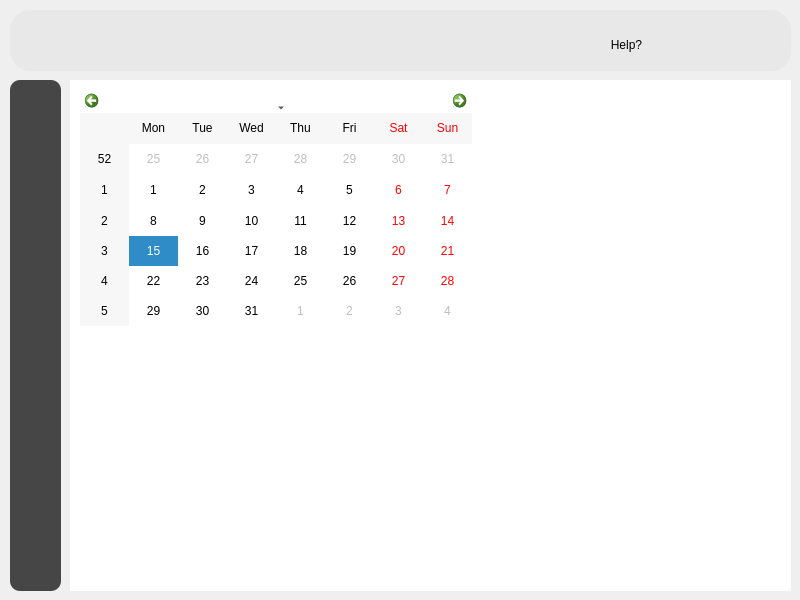
First picture: the form in ui/ReminderPage.ui, repository xbinh47/PTA_TungNam_DaiKhang, before the edit.
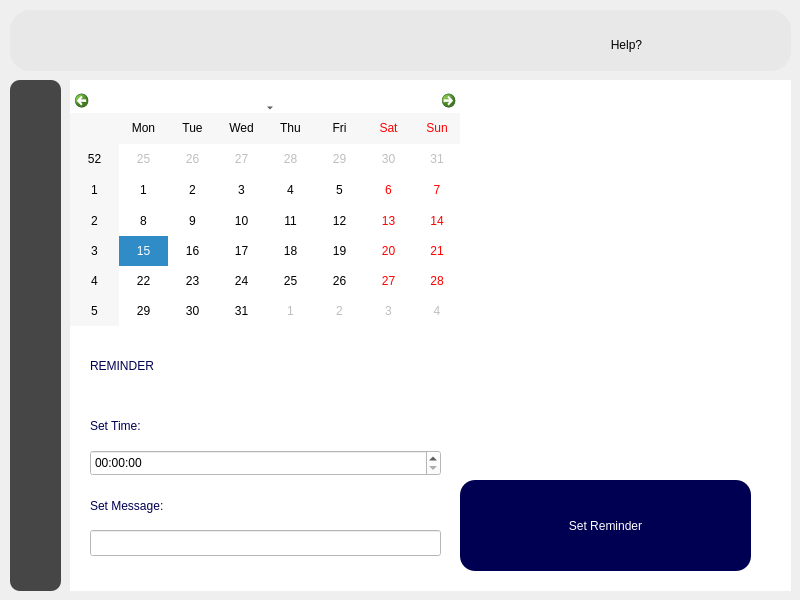
Second picture: the form after the edit. Icons and pictures are not drawn.

```diff
--- a/ui/ReminderPage.ui
+++ b/ui/ReminderPage.ui
@@ -298,13 +298,136 @@
     <widget class="QCalendarWidget" name="calendarWidget">
      <property name="geometry">
       <rect>
-       <x>10</x>
+       <x>0</x>
        <y>10</y>
-       <width>392</width>
+       <width>391</width>
        <height>236</height>
       </rect>
      </property>
     </widget>
+    <widget class="QWidget" name="SetReminder" native="true">
+     <property name="geometry">
+      <rect>
+       <x>10</x>
+       <y>260</y>
+       <width>381</width>
+       <height>241</height>
+      </rect>
+     </property>
+     <widget class="QLabel" name="label">
+      <property name="geometry">
+       <rect>
+        <x>10</x>
+        <y>10</y>
+        <width>111</width>
+        <height>31</height>
+       </rect>
+      </property>
+      <property name="styleSheet">
+       <string notr="true">font: 700 12pt &quot;Segoe UI&quot;;
+color:rgb(0, 0, 83);
+</string>
+      </property>
+      <property name="text">
+       <string>REMINDER</string>
+      </property>
+     </widget>
+     <widget class="QTimeEdit" name="timeEdit">
+      <property name="geometry">
+       <rect>
+        <x>10</x>
+        <y>110</y>
+        <width>351</width>
+        <height>26</height>
+       </rect>
+      </property>
+     </widget>
+     <widget class="QLineEdit" name="txtReminder">
+      <property name="geometry">
+       <rect>
+        <x>10</x>
+        <y>190</y>
+        <width>351</width>
+        <height>26</height>
+       </rect>
+      </property>
+     </widget>
+     <widget class="QLabel" name="label_4">
+      <property name="geometry">
+       <rect>
+        <x>10</x>
+        <y>70</y>
+        <width>111</width>
+        <height>31</height>
+       </rect>
+      </property>
+      <property name="styleSheet">
+       <string notr="true">font: 700 12pt &quot;Segoe UI&quot;;
+color:rgb(0, 0, 83);
+</string>
+      </property>
+      <property name="text">
+       <string>Set Time:</string>
+      </property>
+     </widget>
+     <widget class="QLabel" name="label_8">
+      <property name="geometry">
+       <rect>
+        <x>10</x>
+        <y>150</y>
+        <width>131</width>
+        <height>31</height>
+       </rect>
+      </property>
+      <property name="styleSheet">
+       <string notr="true">font: 700 12pt &quot;Segoe UI&quot;;
+color:rgb(0, 0, 83);
+</string>
+      </property>
+      <property name="text">
+       <string>Set Message:</string>
+      </property>
+     </widget>
+    </widget>
+    <widget class="QPushButton" name="reminderBtn">
+     <property name="geometry">
+      <rect>
+       <x>390</x>
+       <y>400</y>
+       <width>291</width>
+       <height>91</height>
+      </rect>
+     </property>
+     <property name="styleSheet">
+      <string notr="true">background-color:rgb(0, 0, 83);
+font: 700 14pt &quot;Segoe UI&quot;;
+color:rgb(255, 255, 255);
+border-radius:15px
+</string>
+     </property>
+     <property name="text">
+      <string>Set Reminder</string>
+     </property>
+    </widget>
+    <widget class="QLabel" name="label_3">
+     <property name="geometry">
+      <rect>
+       <x>390</x>
+       <y>20</y>
+       <width>281</width>
+       <height>371</height>
+      </rect>
+     </property>
+     <property name="text">
+      <string/>
+     </property>
+     <property name="pixmap">
+      <pixmap>../img/decor1.png</pixmap>
+     </property>
+     <property name="scaledContents">
+      <bool>true</bool>
+     </property>
+    </widget>
    </widget>
   </widget>
  </widget>
```
Left out of the diff: 6 changed lines with no effect on the pictures.
